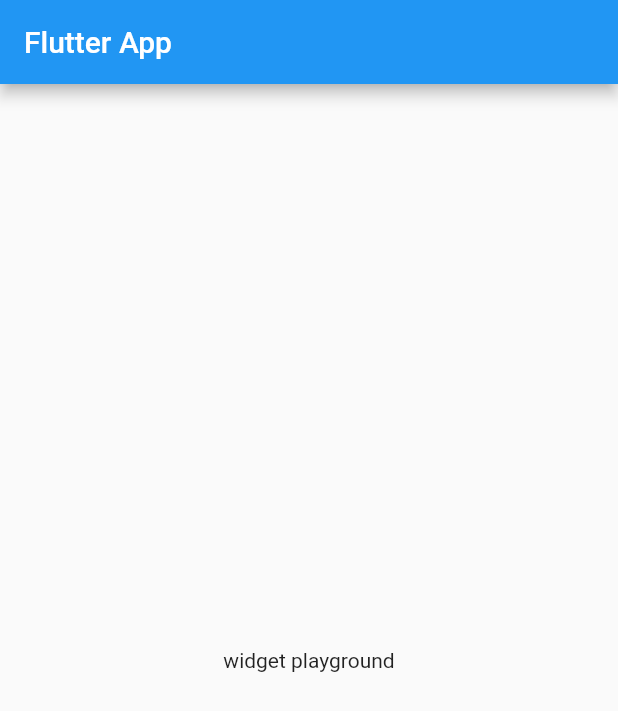
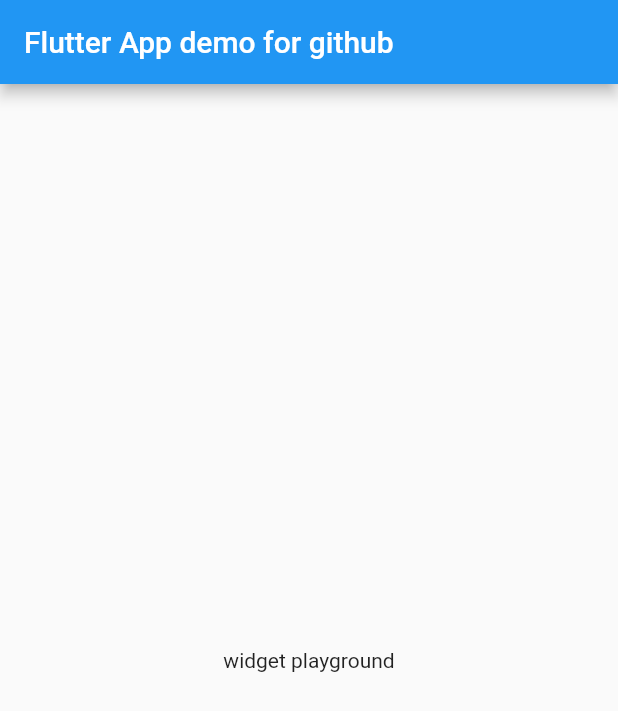
Before and after one commit to BawarX/expense, a Flutter app: the screen it shows after launch, on a phone screen of 412 x 824 dp. Shown: the top 711 px of the screen. Run offline on Flutter 3.47's test engine with Material 2 defaults, Android fonts, the phone set to English and light mode, and no system bars.

Commit message:
changed Title

```diff
--- a/lib/main.dart
+++ b/lib/main.dart
@@ -19,7 +19,7 @@ class MyHomePage extends StatelessWidget {
   Widget build(BuildContext context) {
     return Scaffold(
       appBar: AppBar(
-        title: Text("Flutter App"),
+        title: Text("Flutter App demo for github"),
       ),
       body: Center(
         child: Text('widget playground'),
```
